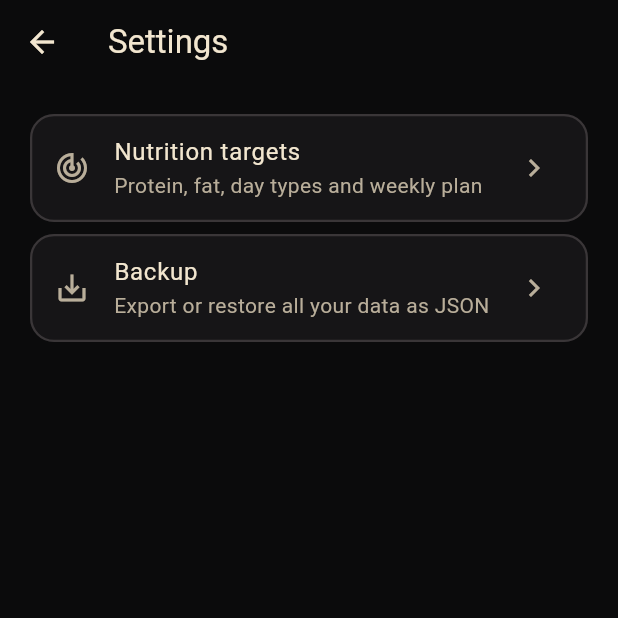
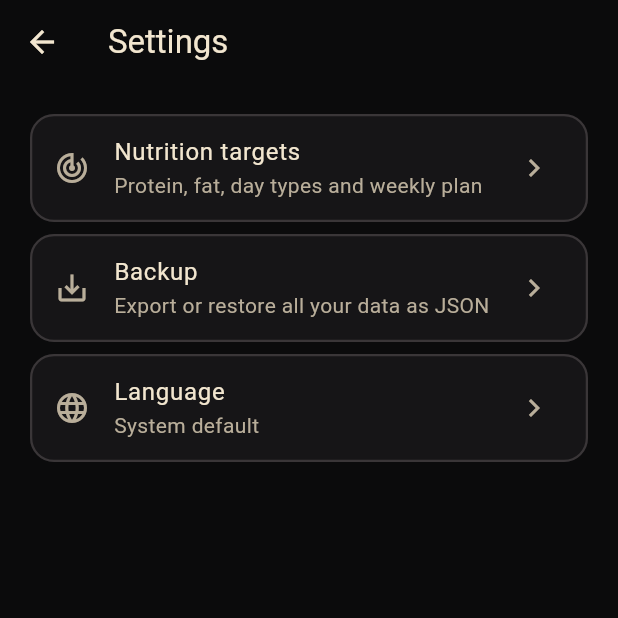
Before and after one commit to p5Patricio/anti-recipes, a Flutter app: the SettingsScreen screen opened directly, on a phone screen of 412 x 824 dp, the top half of it. Run offline on Flutter 3.47's test engine with Material 3 defaults, Android fonts, the phone set to English and light mode, and no system bars; our stand-ins replace drift, drift_flutter, file_picker, flutter_riverpod; accounts and stored records are empty; generated files the repository leaves out were written again.

Commit message:
feat(i18n): add localization infrastructure and language setting

````diff
--- /dev/null
+++ b/l10n.yaml
@@ -0,0 +1,5 @@
+arb-dir: lib/l10n
+template-arb-file: app_en.arb
+output-localization-file: app_localizations.dart
+output-dir: lib/l10n
+nullable-getter: false
--- a/lib/features/settings/presentation/settings_screen.dart
+++ b/lib/features/settings/presentation/settings_screen.dart
@@ -1,23 +1,33 @@
 import 'package:flutter/material.dart';
+import 'package:flutter_riverpod/flutter_riverpod.dart';
 
+import '../../../core/l10n/l10n.dart';
+import '../../../core/l10n/locale_provider.dart';
 import '../../backup/presentation/backup_screen.dart';
 import '../../nutrition_targets/presentation/nutrition_targets_screen.dart';
 
-class SettingsScreen extends StatelessWidget {
+class SettingsScreen extends ConsumerWidget {
   const SettingsScreen({super.key});
 
   @override
-  Widget build(BuildContext context) {
+  Widget build(BuildContext context, WidgetRef ref) {
+    final l10n = context.l10n;
+    final locale = ref.watch(localeProvider);
+    final languageLabel = switch (locale?.languageCode) {
+      'en' => l10n.settingsLanguageEnglish,
+      'es' => l10n.settingsLanguageSpanish,
+      _ => l10n.settingsLanguageSystem,
+    };
     return Scaffold(
-      appBar: AppBar(title: const Text('Settings')),
+      appBar: AppBar(title: Text(l10n.settingsTitle)),
       body: ListView(
         padding: const EdgeInsets.all(16),
         children: [
           Card(
             child: ListTile(
               leading: const Icon(Icons.track_changes_outlined),
-              title: const Text('Nutrition targets'),
-              subtitle: const Text('Protein, fat, day types and weekly plan'),
+              title: Text(l10n.settingsNutritionTargetsTitle),
+              subtitle: Text(l10n.settingsNutritionTargetsSubtitle),
               trailing: const Icon(Icons.chevron_right),
               onTap: () => Navigator.of(context).push(
                 MaterialPageRoute<void>(
@@ -30,16 +40,60 @@ class SettingsScreen extends StatelessWidget {
             child: ListTile(
               key: const Key('backup-tile'),
               leading: const Icon(Icons.save_alt_outlined),
-              title: const Text('Backup'),
-              subtitle: const Text('Export or restore all your data as JSON'),
+              title: Text(l10n.settingsBackupTitle),
+              subtitle: Text(l10n.settingsBackupSubtitle),
               trailing: const Icon(Icons.chevron_right),
               onTap: () => Navigator.of(context).push(
                 MaterialPageRoute<void>(builder: (_) => const BackupScreen()),
               ),
             ),
           ),
+          Card(
+            child: ListTile(
+              key: const Key('language-tile'),
+              leading: const Icon(Icons.language),
+              title: Text(l10n.settingsLanguageTitle),
+              subtitle: Text(languageLabel),
+              trailing: const Icon(Icons.chevron_right),
+              onTap: () => _pickLanguage(context, ref),
+            ),
+          ),
         ],
       ),
     );
   }
+
+  Future<void> _pickLanguage(BuildContext context, WidgetRef ref) async {
+    final l10n = context.l10n;
+    final current = ref.read(localeProvider)?.languageCode;
+    final options = <(String?, String)>[
+      (null, l10n.settingsLanguageSystem),
+      ('en', l10n.settingsLanguageEnglish),
+      ('es', l10n.settingsLanguageSpanish),
+    ];
+    final picked = await showDialog<(String?,)>(
+      context: context,
+      builder: (dialogContext) => SimpleDialog(
+        title: Text(l10n.settingsLanguageTitle),
+        children: [
+          for (final (code, label) in options)
+            SimpleDialogOption(
+              key: Key('language-option-${code ?? 'system'}'),
+              onPressed: () => Navigator.of(dialogContext).pop((code,)),
+              child: Row(
+                children: [
+                  Expanded(child: Text(label)),
+                  if (code == current) const Icon(Icons.check, size: 18),
+                ],
+              ),
+            ),
+        ],
+      ),
+    );
+    if (picked == null) return;
+    final code = picked.$1;
+    await ref
+        .read(localeProvider.notifier)
+        .setLocale(code == null ? null : Locale(code));
+  }
 }
--- /dev/null
+++ b/lib/l10n/app_localizations.dart
@@ -0,0 +1,194 @@
+import 'dart:async';
+
+import 'package:flutter/foundation.dart';
+import 'package:flutter/widgets.dart';
+import 'package:flutter_localizations/flutter_localizations.dart';
+import 'package:intl/intl.dart' as intl;
+
+import 'app_localizations_en.dart';
+import 'app_localizations_es.dart';
+
+// ignore_for_file: type=lint
+
+/// Callers can lookup localized strings with an instance of AppLocalizations
+/// returned by `AppLocalizations.of(context)`.
+///
+/// Applications need to include `AppLocalizations.delegate()` in their app's
+/// `localizationDelegates` list, and the locales they support in the app's
+/// `supportedLocales` list. For example:
+///
+/// ```dart
+/// import 'l10n/app_localizations.dart';
+///
+/// return MaterialApp(
+///   localizationsDelegates: AppLocalizations.localizationsDelegates,
+///   supportedLocales: AppLocalizations.supportedLocales,
+///   home: MyApplicationHome(),
+/// );
+/// ```
+///
+/// ## Update pubspec.yaml
+///
+/// Please make sure to update your pubspec.yaml to include the following
+/// packages:
+///
+/// ```yaml
+/// dependencies:
+///   # Internationalization support.
+///   flutter_localizations:
+///     sdk: flutter
+///   intl: any # Use the pinned version from flutter_localizations
+///
+///   # Rest of dependencies
+/// ```
+///
+/// ## iOS Applications
+///
+/// iOS applications define key application metadata, including supported
+/// locales, in an Info.plist file that is built into the application bundle.
+/// To configure the locales supported by your app, you’ll need to edit this
+/// file.
+///
+/// First, open your project’s ios/Runner.xcworkspace Xcode workspace file.
+/// Then, in the Project Navigator, open the Info.plist file under the Runner
+/// project’s Runner folder.
+///
+/// Next, select the Information Property List item, select Add Item from the
+/// Editor menu, then select Localizations from the pop-up menu.
+///
+/// Select and expand the newly-created Localizations item then, for each
+/// locale your application supports, add a new item and select the locale
+/// you wish to add from the pop-up menu in the Value field. This list should
+/// be consistent with the languages listed in the AppLocalizations.supportedLocales
+/// property.
+abstract class AppLocalizations {
+  AppLocalizations(String locale)
+    : localeName = intl.Intl.canonicalizedLocale(locale.toString());
+
+  final String localeName;
+
+  static AppLocalizations of(BuildContext context) {
+    return Localizations.of<AppLocalizations>(context, AppLocalizations)!;
+  }
+
+  static const LocalizationsDelegate<AppLocalizations> delegate =
+      _AppLocalizationsDelegate();
+
+  /// A list of this localizations delegate along with the default localizations
+  /// delegates.
+  ///
+  /// Returns a list of localizations delegates containing this delegate along with
+  /// GlobalMaterialLocalizations.delegate, GlobalCupertinoLocalizations.delegate,
+  /// and GlobalWidgetsLocalizations.delegate.
+  ///
+  /// Additional delegates can be added by appending to this list in
+  /// MaterialApp. This list does not have to be used at all if a custom list
+  /// of delegates is preferred or required.
+  static const List<LocalizationsDelegate<dynamic>> localizationsDelegates =
+      <LocalizationsDelegate<dynamic>>[
+        delegate,
+        GlobalMaterialLocalizations.delegate,
+        GlobalCupertinoLocalizations.delegate,
+        GlobalWidgetsLocalizations.delegate,
+      ];
+
+  /// A list of this localizations delegate's supported locales.
+  static const List<Locale> supportedLocales = <Locale>[
+    Locale('en'),
+    Locale('es'),
+  ];
+
+  /// No description provided for @appTitle.
+  ///
+  /// In en, this message translates to:
+  /// **'anti-recipes'**
+  String get appTitle;
+
+  /// No description provided for @settingsTitle.
+  ///
+  /// In en, this message translates to:
+  /// **'Settings'**
+  String get settingsTitle;
+
+  /// No description provided for @settingsNutritionTargetsTitle.
+  ///
+  /// In en, this message translates to:
+  /// **'Nutrition targets'**
+  String get settingsNutritionTargetsTitle;
+
+  /// No description provided for @settingsNutritionTargetsSubtitle.
+  ///
+  /// In en, this message translates to:
+  /// **'Protein, fat, day types and weekly plan'**
+  String get settingsNutritionTargetsSubtitle;
+
+  /// No description provided for @settingsBackupTitle.
+  ///
+  /// In en, this message translates to:
+  /// **'Backup'**
+  String get settingsBackupTitle;
+
+  /// No description provided for @settingsBackupSubtitle.
+  ///
+  /// In en, this message translates to:
+  /// **'Export or restore all your data as JSON'**
+  String get settingsBackupSubtitle;
+
+  /// No description provided for @settingsLanguageTitle.
+  ///
+  /// In en, this message translates to:
+  /// **'Language'**
+  String get settingsLanguageTitle;
+
+  /// No description provided for @settingsLanguageSystem.
+  ///
+  /// In en, this message translates to:
+  /// **'System default'**
+  String get settingsLanguageSystem;
+
+  /// No description provided for @settingsLanguageEnglish.
+  ///
+  /// In en, this message translates to:
+  /// **'English'**
+  String get settingsLanguageEnglish;
+
+  /// No description provided for @settingsLanguageSpanish.
+  ///
+  /// In en, this message translates to:
+  /// **'Español'**
+  String get settingsLanguageSpanish;
+}
+
+class _AppLocalizationsDelegate
+    extends LocalizationsDelegate<AppLocalizations> {
+  const _AppLocalizationsDelegate();
+
+  @override
+  Future<AppLocalizations> load(Locale locale) {
+    return SynchronousFuture<AppLocalizations>(lookupAppLocalizations(locale));
+  }
+
+  @override
+  bool isSupported(Locale locale) =>
+      <String>['en', 'es'].contains(locale.languageCode);
+
+  @override
+  bool shouldReload(_AppLocalizationsDelegate old) => false;
+}
+
+AppLocalizations lookupAppLocalizations(Locale locale) {
+  // Lookup logic when only language code is specified.
+  switch (locale.languageCode) {
+    case 'en':
+      return AppLocalizationsEn();
+    case 'es':
+      return AppLocalizationsEs();
+  }
+
+  throw FlutterError(
+    'AppLocalizations.delegate failed to load unsupported locale "$locale". This is likely '
+    'an issue with the localizations generation tool. Please file an issue '
+    'on GitHub with a reproducible sample app and the gen-l10n configuration '
+    'that was used.',
+  );
+}
--- a/pubspec.yaml
+++ b/pubspec.yaml
@@ -38,6 +38,9 @@ dependencies:
   drift: ^2.35.1
   drift_flutter: ^0.3.1
   file_picker: ^13.1.0
+  flutter_localizations:
+    sdk: flutter
+  intl: ^0.20.3
 
 dev_dependencies:
   flutter_test:
@@ -62,6 +65,7 @@ flutter:
   # The following line ensures that the Material Icons font is
   # included with your application, so that you can use the icons in
   # the material Icons class.
+  generate: true
   uses-material-design: true
 
   assets:
````
Also changed, not shown: lib/app.dart (+10 -4 lines), lib/core/l10n/l10n.dart (added, +10 -0 lines), lib/core/l10n/locale_provider.dart (added, +44 -0 lines), lib/l10n/app_en.arb (added, +13 -0 lines), lib/l10n/app_es.arb (added, +13 -0 lines), lib/l10n/app_localizations_en.dart (added, +43 -0 lines), lib/l10n/app_localizations_es.dart (added, +43 -0 lines), pubspec.lock, 2 other files.
